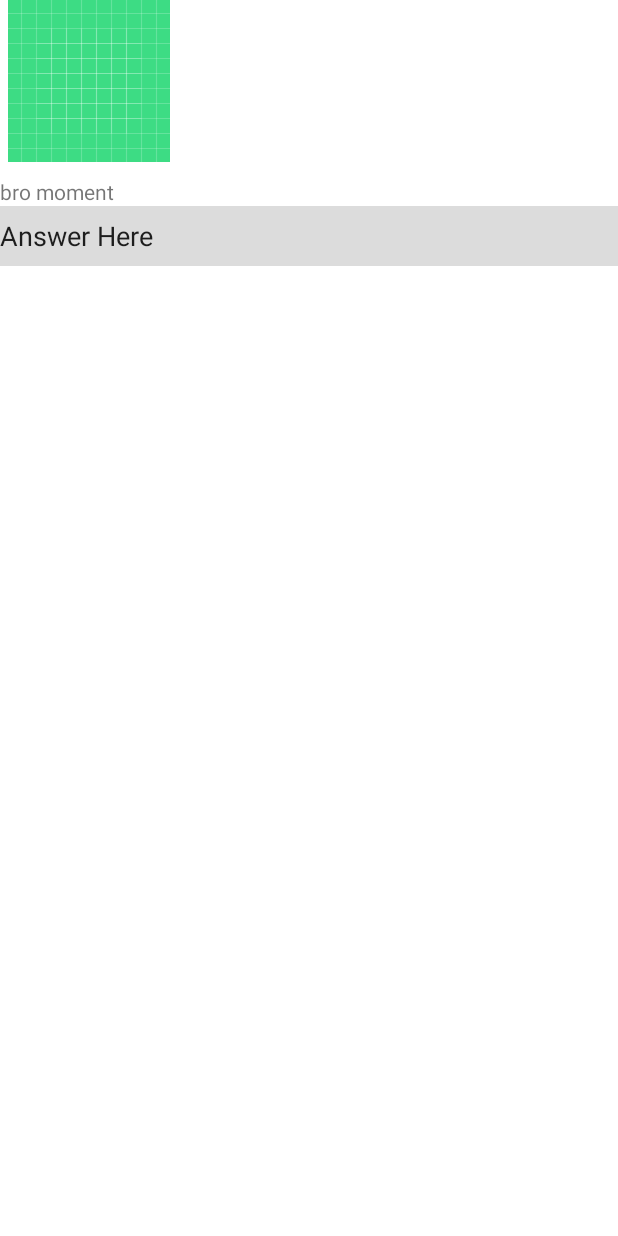
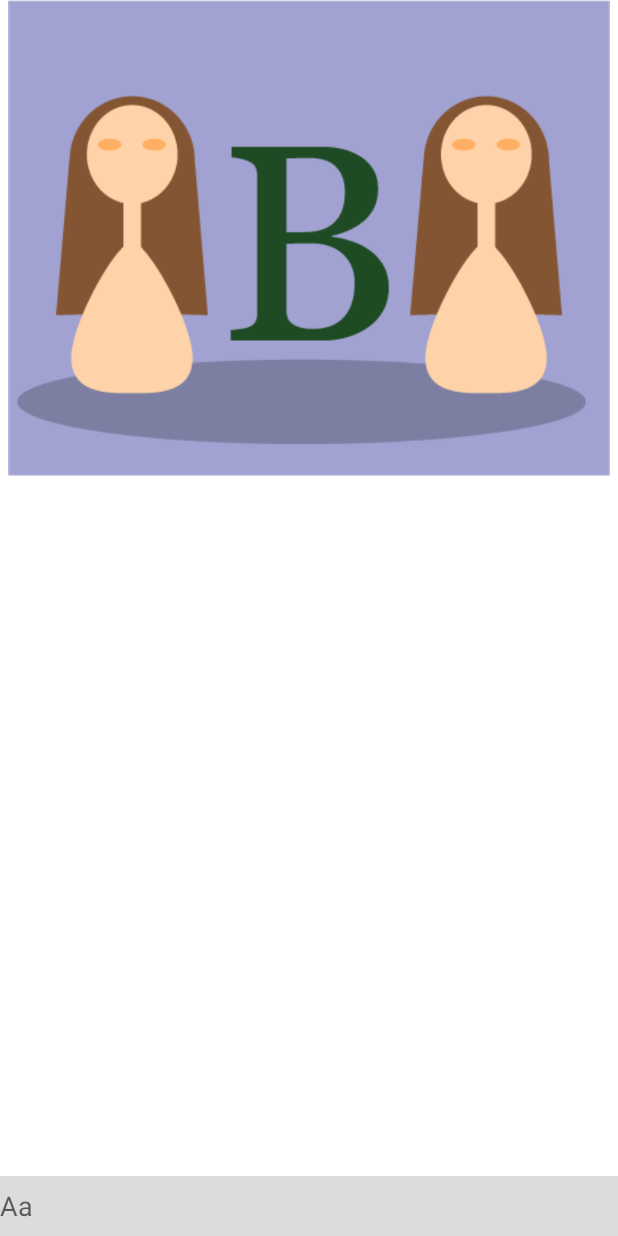
Before and after one commit to Uberay/viddle, an Android app: the layout fragment_guess.xml on its own in the app's theme, with its tools: preview values and no code run, on a phone screen of 412 x 824 dp. Run offline under Robolectric (Android 15) with nearby library versions, the phone set to English and light mode, and no system bars.

Commit message:
Next Step: Work on Answer capabilities

```diff
--- a/app/src/main/AndroidManifest.xml
+++ b/app/src/main/AndroidManifest.xml
@@ -9,7 +9,8 @@
         android:roundIcon="@mipmap/ic_launcher_round"
         android:supportsRtl="true"
         android:theme="@style/Theme.AppCompat.Light.NoActionBar">
-        <activity android:name=".MainActivity">
+        <activity android:name=".MainActivity"
+            android:windowSoftInputMode="adjustResize">
             <intent-filter>
                 <action android:name="android.intent.action.MAIN" />
 
--- a/app/src/main/res/layout/activity_main.xml
+++ b/app/src/main/res/layout/activity_main.xml
@@ -30,7 +30,7 @@
                 android:layout_gravity="center"
                 android:layout_marginTop="4dp"
                 android:textSize="25sp"
-                android:text="Insert_Text_Here"
+                android:text="Classic"
                 android:gravity="center"
                 android:layout_marginBottom="4dp"
                 />
@@ -42,7 +42,7 @@
                 android:layout_gravity="left"
                 android:layout_marginTop="4dp"
                 android:layout_marginBottom="4dp"
-                android:src="@drawable/ic_launcher_background" />
+                android:src="@drawable/icon3" />
 
             <ImageView
                 android:id="@+id/toolbar_right"
@@ -51,7 +51,7 @@
                 android:layout_gravity="right"
                 android:layout_marginTop="4dp"
                 android:layout_marginBottom="4dp"
-                android:src="@drawable/ic_launcher_background" />
+                android:src="@drawable/icon1" />
 
         </FrameLayout>
 
--- a/app/src/main/res/layout/fragment_guess.xml
+++ b/app/src/main/res/layout/fragment_guess.xml
@@ -10,28 +10,27 @@
     <!-- TODO: Update blank fragment layout -->
 
     <ImageView
-        android:layout_width="wrap_content"
+        android:layout_width="fill_parent"
         android:layout_height="wrap_content"
         android:layout_marginLeft="5dp"
         android:layout_marginRight="5dp"
-        android:layout_marginBottom="10dp"
+        android:adjustViewBounds="true"
+
         android:id="@+id/fragment_image"
-        android:src="@drawable/ic_launcher_background"
+        android:src="@drawable/pic1"
         />
-    <TextView
-        android:layout_width="match_parent"
-        android:layout_height="wrap_content"
-        android:layout_below="@+id/fragment_image"
-        android:id="@+id/fragment_text"
-        android:text="bro moment" />
+
 
     <EditText
         android:layout_width="fill_parent"
         android:layout_height="40dp"
         android:background="#DCDCDC"
         android:id="@+id/fragment_input"
-        android:text="Answer Here"
-        android:layout_below="@+id/fragment_text"
+        android:hint="Aa"
+        android:imeOptions="actionSend"
+        android:singleLine="true"
+        android:layout_alignParentBottom="true"
+
         />
 
 
```
Also changed, not shown: app/src/main/java/com/example/viddle/GuessFragment.java (+13 -2 lines), app/src/main/res/drawable-v24/icon1.png (added), app/src/main/res/drawable-v24/icon2.png (added), app/src/main/res/drawable-v24/icon3.png (added).
